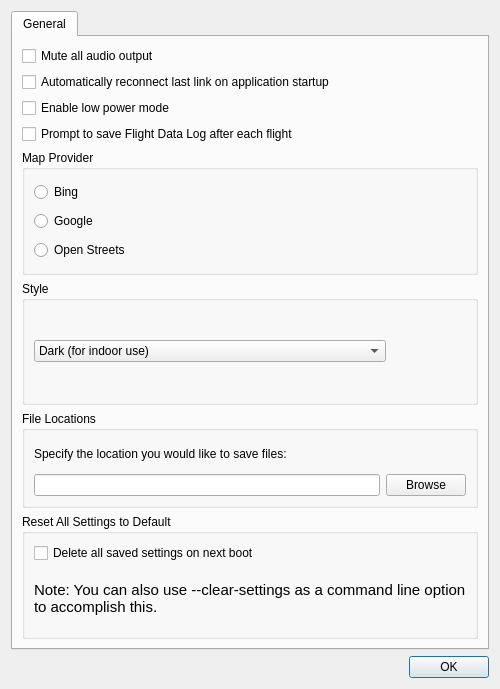
Above: src/ui/SettingsDialog.ui from mavlink/qgroundcontrol before the change. Below: the same form after it.
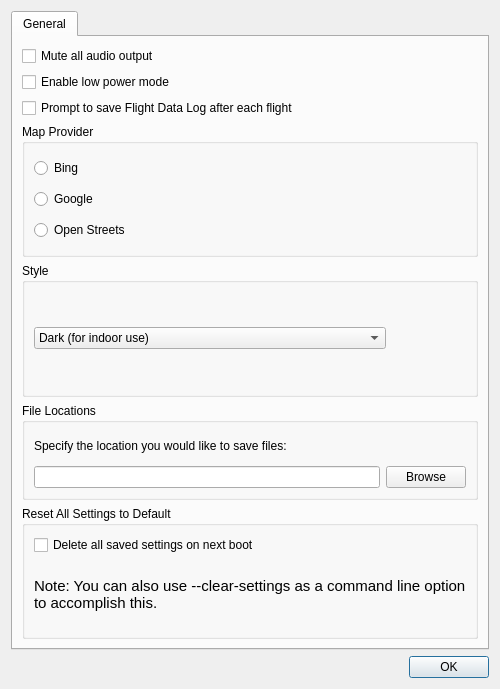
That is the form after the change.

Commit message: Remove old reconnect on boot option

The edit to the form file:
```diff
--- a/src/ui/SettingsDialog.ui
+++ b/src/ui/SettingsDialog.ui
@@ -55,25 +55,6 @@
          </property>
         </widget>
        </item>
-       <item>
-        <widget class="QCheckBox" name="reconnectCheckBox">
-         <property name="sizePolicy">
-          <sizepolicy hsizetype="MinimumExpanding" vsizetype="Fixed">
-           <horstretch>0</horstretch>
-           <verstretch>0</verstretch>
-          </sizepolicy>
-         </property>
-         <property name="text">
-          <string>Automatically reconnect last link on application startup</string>
-         </property>
-         <property name="iconSize">
-          <size>
-           <width>0</width>
-           <height>0</height>
-          </size>
-         </property>
-        </widget>
-       </item>
        <item>
         <widget class="QCheckBox" name="lowPowerCheckBox">
          <property name="sizePolicy">
```
The commit also changes 3 other files.
